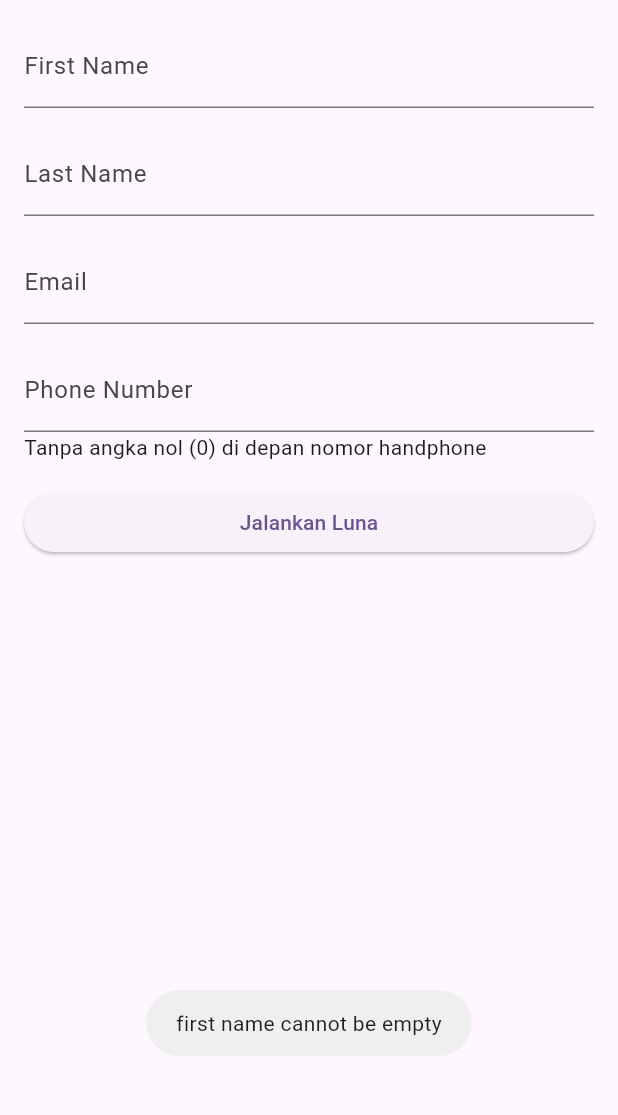
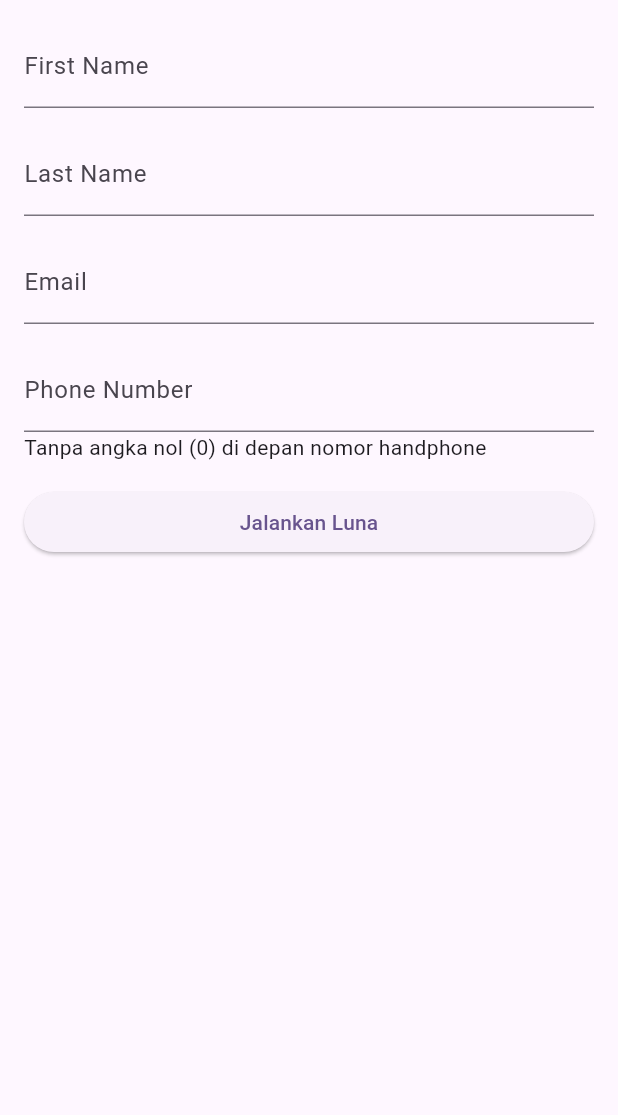
Before and after one commit to bagassfn/lunapos-demo-sdk, a Flutter app: the screen it shows after launch, after a tap on "Jalankan Luna", on a phone screen of 412 x 824 dp, the part 84-1199 px from its top. Run offline on Flutter 3.47's test engine with Material 3 defaults, Android fonts, the phone set to English and light mode, and no system bars; our stand-ins replace fluttertoast.

Commit message:
Bugs Fixing

```diff
--- a/lib/main.dart
+++ b/lib/main.dart
@@ -41,28 +41,28 @@ class _MyHomePageState extends State<MyHomePage> {
     String email = _emailController.text;
     String phone = _phoneController.text;
 
-    if (firstName.isEmpty) {
-      Fluttertoast.showToast(msg: "first name cannot be empty");
-      return;
-    }
-    if (firstName.isEmpty) {
-      Fluttertoast.showToast(msg: "last name cannot be empty");
-      return;
-    }
-    if (firstName.isEmpty) {
-      Fluttertoast.showToast(msg: "email cannot be empty");
-      return;
-    }
-    if (firstName.isEmpty) {
-      Fluttertoast.showToast(msg: "phone number cannot be empty");
-      return;
-    }
+    // if (firstName.isEmpty) {
+    //   Fluttertoast.showToast(msg: "first name cannot be empty");
+    //   return;
+    // }
+    // if (firstName.isEmpty) {
+    //   Fluttertoast.showToast(msg: "last name cannot be empty");
+    //   return;
+    // }
+    // if (firstName.isEmpty) {
+    //   Fluttertoast.showToast(msg: "email cannot be empty");
+    //   return;
+    // }
+    // if (firstName.isEmpty) {
+    //   Fluttertoast.showToast(msg: "phone number cannot be empty");
+    //   return;
+    // }
 
     try {
       platform.invokeMethod("startPos", {
         "firstName": firstName,
         "lastName": lastName,
-        "email" : email,
+        "email": email,
         "phone": phone
       });
     } on PlatformException catch (e) {
@@ -70,10 +70,19 @@ class _MyHomePageState extends State<MyHomePage> {
     }
   }
 
-  final TextEditingController _firstNameController = TextEditingController();
-  final TextEditingController _lastNameController = TextEditingController();
-  final TextEditingController _emailController = TextEditingController();
-  final TextEditingController _phoneController = TextEditingController();
+  final TextEditingController _firstNameController =
+      TextEditingController(text: '');
+  final TextEditingController _lastNameController =
+      TextEditingController(text: '');
+  final TextEditingController _emailController =
+      TextEditingController(text: '');
+  final TextEditingController _phoneController =
+      TextEditingController(text: '');
+
+  // final TextEditingController _firstNameController = TextEditingController(text: 'Jhon');
+  // final TextEditingController _lastNameController = TextEditingController(text: 'Hell');
+  // final TextEditingController _emailController = TextEditingController(text: 'azizlunapos@gmail.com');
+  // final TextEditingController _phoneController = TextEditingController(text: '87283746323');
 
   @override
   Widget build(BuildContext context) {
@@ -119,9 +128,7 @@ class _MyHomePageState extends State<MyHomePage> {
               height: 16.0,
             ),
             ElevatedButton(
-              onPressed: runPosActivity,
-              child: const Text("Jalankan Luna")
-            )
+                onPressed: runPosActivity, child: const Text("Jalankan Luna"))
           ],
         ),
       ),
--- a/pubspec.yaml
+++ b/pubspec.yaml
@@ -36,6 +36,7 @@ dependencies:
   # Use with the CupertinoIcons class for iOS style icons.
   cupertino_icons: ^1.0.6
   fluttertoast: ^8.2.1
+  webview_flutter: ^4.8.0
 
 dev_dependencies:
   flutter_test:
```
Also changed, not shown: pubspec.lock, 2 other files.
